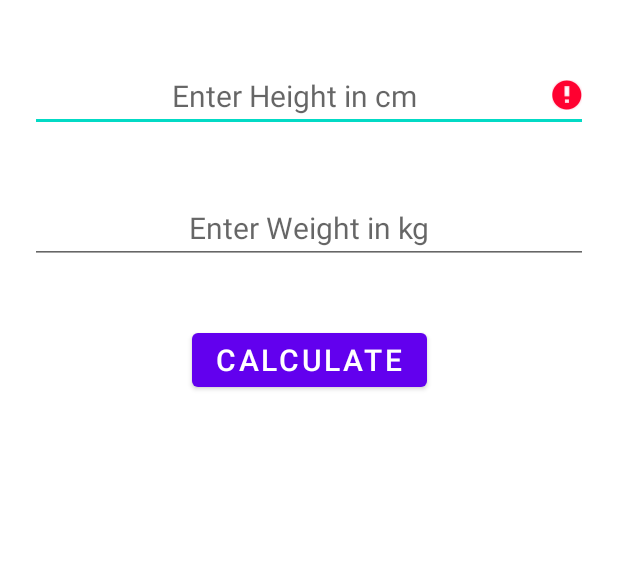
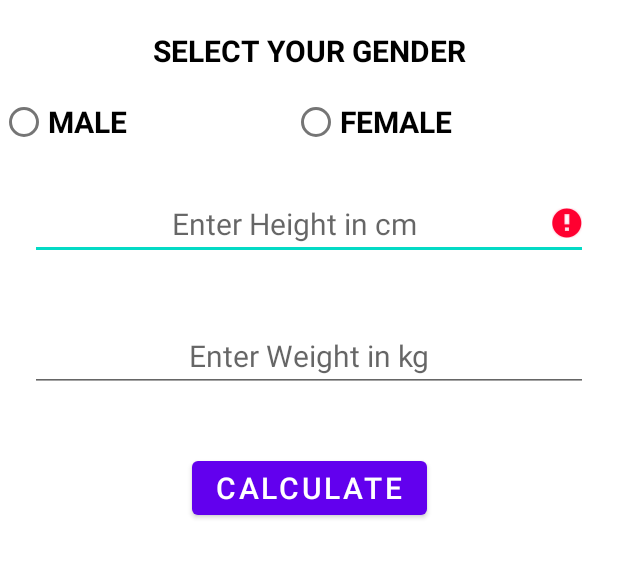
Before and after one commit to ShreeOcean/BMICalculatorAndroidApp, an Android app: the screen it shows after launch (MainActivity), after a tap on "CLEAR", on a phone screen of 412 x 824 dp, the part 205-783 px from its top. Run offline under Robolectric (Android 15) with nearby library versions, the phone set to English and light mode, and no system bars; 1 other tap on this screen came first.

Commit message:
Initial Commit

```diff
--- a/app/src/main/java/nic/ocean/bmicalculator/MainActivity.java
+++ b/app/src/main/java/nic/ocean/bmicalculator/MainActivity.java
@@ -2,87 +2,109 @@ package nic.ocean.bmicalculator;
 
 import androidx.appcompat.app.AppCompatActivity;
 
+import android.content.Context;
 import android.os.Bundle;
+import android.os.Handler;
 import android.text.TextUtils;
 import android.view.View;
 import android.widget.Button;
 import android.widget.EditText;
+import android.widget.RadioButton;
+import android.widget.RadioGroup;
+import android.widget.ScrollView;
 import android.widget.TextView;
+import android.widget.Toast;
 
-public class MainActivity extends AppCompatActivity {
+public class MainActivity extends AppCompatActivity implements View.OnClickListener, RadioGroup.OnCheckedChangeListener {
 
     TextView tvResult,tvSuggestion;
     EditText etHeight,etWeight;
     Button btnCalculate,btnClear;
+    RadioGroup rg_gender;
+    RadioButton rb_gender;
+    Context context;
+
 
     @Override
     protected void onCreate(Bundle savedInstanceState) {
         super.onCreate(savedInstanceState);
         setContentView(R.layout.activity_main);
 
+        context = this;
         etHeight = findViewById(R.id.etHeight);
         etWeight = findViewById(R.id.etWeight);
 
         tvResult = findViewById(R.id.tvResult);
         tvSuggestion = findViewById(R.id.tvSuggestion);
         btnClear = findViewById(R.id.btnClear);
+        btnCalculate = findViewById(R.id.btnCalculate);
 
-        findViewById(R.id.btnCalculate).setOnClickListener(new View.OnClickListener() {
+        rg_gender = findViewById(R.id.rg_Gender);
+        rg_gender.setOnCheckedChangeListener(this);
+        btnCalculate.setOnClickListener(this);
+        btnClear.setOnClickListener(this);
 
-            //logic for validation, input can't be empty
-            @Override
-            public void onClick(View view) {
+//        findViewById(R.id.btnCalculate).setOnClickListener(new View.OnClickListener() {
+//
+//            //logic for validation, input can't be empty
+//            @Override
+//            public void onClick(View view) {
+//
+//                btnClear.setVisibility(View.VISIBLE);
+//
+//                String height = etHeight.getText().toString();
+//                String weight = etWeight.getText().toString();
+//
+//                //error warning for empty input in height edit text
+//                if(TextUtils.isEmpty(height)){
+//                    etHeight.setError("PLEASE ENTER YOUR HEIGHT");
+//                    etHeight.requestFocus();
+//                    return;
+//                }
+//                //error warning for empty input in weight edit text
+//                else if(TextUtils.isEmpty(weight)){
+//                    etWeight.setError("PLEASE ENTER YOUR WEIGHT");
+//                    etWeight.requestFocus();
+//                    return;
+//                }
+//
+//
+//                //get the user value from the widget reference
+//                float heightF = Float.parseFloat(height)/100;
+//                float weightF = Float.parseFloat(weight);
+//
+//                //calculate BMI value
+//                float bmiValue = calculateBMI(weightF,heightF);
+//
+//                //Define the meaning of the bmi value
+//                String bmiInterpretation = interpretBMI(bmiValue);
+//
+//                tvResult.setText(String.valueOf(" Gender :" + rb_gender.getText().toString() + " Your BMI value is "+ bmiValue + "-" + bmiInterpretation ));
+//            }
+//        });
 
-                btnClear.setVisibility(View.VISIBLE);
-
-                String height = etHeight.getText().toString();
-                String weight = etWeight.getText().toString();
-
-                if(TextUtils.isEmpty(height)){
-                    etHeight.setError("PLEASE ENTER YOUR HEIGHT");
-                    etHeight.requestFocus();
-                    return;
-                }
-
-                else if(TextUtils.isEmpty(weight)){
-                    etWeight.setError("PLEASE ENTER YOUR WEIGHT");
-                    etWeight.requestFocus();
-                    return;
-                }
-
-                //get the user value from the widget reference
-                float heightF = Float.parseFloat(height)/100;
-                float weightF = Float.parseFloat(weight);
-
-                //calculate BMI value
-                float bmiValue = calculateBMI(weightF,heightF);
-
-                //Define the meaning of the bmi value
-                String bmiInterpretation = interpretBMI(bmiValue);
-
-                tvResult.setText(String.valueOf(bmiValue + "-" + bmiInterpretation));
-            }
-        });
-
-        btnClear.setOnClickListener(new View.OnClickListener() {
-            @Override
-            public void onClick(View view) {
-                tvResult.setText(null);
-                tvSuggestion.setText(null);
-                etWeight.setText(null);
-                etHeight.setText(null);
-
-                btnClear.setVisibility(View.GONE);
-            }
-        });
+//        btnClear.setOnClickListener(new View.OnClickListener() {
+//            @Override
+//            public void onClick(View view) {
+//                tvResult.setText(null);
+//                tvSuggestion.setText(null);
+//                etWeight.setText(null);
+//                etHeight.setText(null);
+//                rg_gender.clearCheck();
+//
+//                btnClear.setVisibility(View.GONE);
+//            }
+//        });
 
     }
 
+    //method to calculate bmi value
     private float calculateBMI(float weightF, float heightF) {
 
         return (float) (weightF / (heightF * heightF));
     }
 
+    //method to show interpret bmi msg
     private String interpretBMI(float bmiValue) {
 
         if(bmiValue < 16){
@@ -107,4 +129,69 @@ public class MainActivity extends AppCompatActivity {
 
     }
 
+    //
+    @Override
+    public void onCheckedChanged(RadioGroup radioGroup, int i) {
+
+        if (radioGroup.getCheckedRadioButtonId() == -1){
+            Toast.makeText(context, "Select your Gender !!!", Toast.LENGTH_SHORT).show();
+        }
+        else {
+            rb_gender = findViewById(i);
+            Toast.makeText(context, rb_gender.getText().toString(), Toast.LENGTH_SHORT).show();
+        }
+    }
+
+    @Override
+    public void onClick(View view) {
+        int id = view.getId();
+        switch (id){
+            //button calculate bmi click event
+            case R.id.btnCalculate:
+
+                btnClear.setVisibility(View.VISIBLE);
+
+                String height = etHeight.getText().toString();
+                String weight = etWeight.getText().toString();
+
+                //error warning for empty input in height edit text
+                if(TextUtils.isEmpty(height)){
+                    etHeight.setError("PLEASE ENTER YOUR HEIGHT");
+                    etHeight.requestFocus();
+                    return;
+                }
+                //error warning for empty input in weight edit text
+                else if(TextUtils.isEmpty(weight)){
+                    etWeight.setError("PLEASE ENTER YOUR WEIGHT");
+                    etWeight.requestFocus();
+                    return;
+                }
+
+
+                //get the user value from the widget reference
+                float heightF = Float.parseFloat(height)/100;
+                float weightF = Float.parseFloat(weight);
+
+                //calculate BMI value
+                float bmiValue = calculateBMI(weightF,heightF);
+
+                //Define the meaning of the bmi value
+                String bmiInterpretation = interpretBMI(bmiValue);
+
+                tvResult.setText(String.valueOf(" Gender : " + rb_gender.getText().toString() + " Your BMI value is "+ bmiValue + "-" + bmiInterpretation ));
+
+                break;
+
+            //button clear click event
+            case R.id.btnClear:
+                tvResult.setText(null);
+                tvSuggestion.setText(null);
+                etWeight.setText(null);
+                etHeight.setText(null);
+                rg_gender.clearCheck();
+                btnClear.setVisibility(View.GONE);
+
+                break;
+        }
+    }
 }
--- a/app/src/main/res/layout/activity_main.xml
+++ b/app/src/main/res/layout/activity_main.xml
@@ -2,6 +2,7 @@
 <androidx.constraintlayout.widget.ConstraintLayout xmlns:android="http://schemas.android.com/apk/res/android"
     xmlns:app="http://schemas.android.com/apk/res-auto"
     xmlns:tools="http://schemas.android.com/tools"
+    android:id="@+id/constraintLayout"
     android:layout_width="match_parent"
     android:layout_height="match_parent"
     tools:context=".MainActivity">
@@ -10,40 +11,85 @@
         android:id="@+id/textView"
         android:layout_width="match_parent"
         android:layout_height="wrap_content"
+        android:layout_marginTop="40dp"
         android:text="BMI CALCULATOR"
         android:textAlignment="center"
         android:textColor="@color/black"
         android:textSize="30sp"
         android:textStyle="bold"
-        android:layout_marginTop="40dp"
         app:layout_constraintEnd_toEndOf="parent"
         app:layout_constraintStart_toStartOf="parent"
         app:layout_constraintTop_toTopOf="parent" />
+
+    <TextView
+        android:id="@+id/textView2"
+        android:layout_width="wrap_content"
+        android:layout_height="wrap_content"
+        android:text="Select your gender"
+        android:textAlignment="center"
+        android:textAllCaps="true"
+        android:textColor="@color/black"
+        android:textSize="20sp"
+        android:textStyle="bold"
+        android:layout_marginTop="20dp"
+        app:layout_constraintEnd_toEndOf="parent"
+        app:layout_constraintStart_toStartOf="parent"
+        app:layout_constraintTop_toBottomOf="@+id/textView" />
+
+    <RadioGroup
+            android:id="@+id/rg_Gender"
+            android:layout_width="match_parent"
+            android:layout_height="wrap_content"
+            android:layout_marginTop="10dp"
+            android:orientation="horizontal"
+            android:weightSum="2"
+            app:layout_constraintTop_toBottomOf="@+id/textView2">
+
+            <RadioButton
+                android:layout_width="wrap_content"
+                android:layout_height="wrap_content"
+                android:layout_weight="1"
+                android:text="MALE"
+                android:textColor="@color/black"
+                android:textSize="20sp"
+                android:textStyle="bold" />
+
+            <RadioButton
+                android:layout_width="wrap_content"
+                android:layout_height="wrap_content"
+                android:layout_weight="1"
+                android:text="FEMALE"
+                android:textColor="@color/black"
+                android:textSize="20sp"
+                android:textStyle="bold" />
+
+        </RadioGroup>
 
         <EditText
             android:id="@+id/etHeight"
             android:layout_width="match_parent"
             android:layout_height="wrap_content"
-        android:layout_marginTop="40dp"
             android:layout_marginLeft="20dp"
-        android:layout_marginBottom="20dp"
+            android:layout_marginTop="20dp"
             android:layout_marginRight="20dp"
             android:hint="Enter Height in cm"
+            android:inputType="numberDecimal"
             android:textAlignment="center"
             android:textSize="20sp"
             app:layout_constraintEnd_toEndOf="parent"
             app:layout_constraintStart_toStartOf="parent"
-        app:layout_constraintTop_toBottomOf="@+id/textView" />
+            app:layout_constraintTop_toBottomOf="@+id/rg_Gender" />
 
         <EditText
             android:id="@+id/etWeight"
             android:layout_width="match_parent"
             android:layout_height="wrap_content"
+            android:layout_marginLeft="20dp"
             android:layout_marginTop="40dp"
-        android:layout_marginLeft="20dp"
+            android:layout_marginRight="20dp"
             android:layout_marginBottom="20dp"
-        android:layout_marginRight="20dp"
             android:hint="Enter Weight in kg"
+            android:inputType="numberDecimal"
             android:textAlignment="center"
             android:textSize="20sp"
             app:layout_constraintEnd_toEndOf="parent"
@@ -54,12 +100,13 @@
             android:id="@+id/btnCalculate"
             android:layout_width="wrap_content"
             android:layout_height="wrap_content"
+            android:layout_marginLeft="20dp"
             android:layout_marginTop="40dp"
-        android:layout_marginLeft="20dp"
+            android:layout_marginRight="20dp"
             android:layout_marginBottom="20dp"
-        android:layout_marginRight="20dp"        android:textSize="20sp"
+            android:text="Calculate"
             android:textAlignment="center"
-        android:text="Calculate"
+            android:textSize="20sp"
             app:layout_constraintEnd_toEndOf="parent"
             app:layout_constraintStart_toStartOf="parent"
             app:layout_constraintTop_toBottomOf="@+id/etWeight" />
@@ -68,12 +115,9 @@
             android:id="@+id/linearLayout"
             android:layout_width="match_parent"
             android:layout_height="wrap_content"
-        android:layout_marginLeft="20dp"
-        android:layout_marginTop="40dp"
-        android:layout_marginRight="20dp"
+            android:layout_margin="10dp"
             android:orientation="vertical"
-        app:layout_constraintEnd_toEndOf="parent"
-        app:layout_constraintStart_toStartOf="parent"
+            android:isScrollContainer="true"
             app:layout_constraintTop_toBottomOf="@+id/btnCalculate">
 
             <TextView
@@ -95,12 +139,10 @@
                 android:id="@+id/btnClear"
                 android:layout_width="wrap_content"
                 android:layout_height="wrap_content"
+                android:layout_gravity="center"
+                android:layout_margin="20dp"
                 android:text="CLEAR"
-            android:visibility="gone"
-            android:layout_margin="20dp"
-            android:layout_gravity="center"/>
+                android:visibility="gone" />
         </LinearLayout>
 
-
-
 </androidx.constraintlayout.widget.ConstraintLayout>
```
Lines whose indentation alone changed are shown as unchanged.
